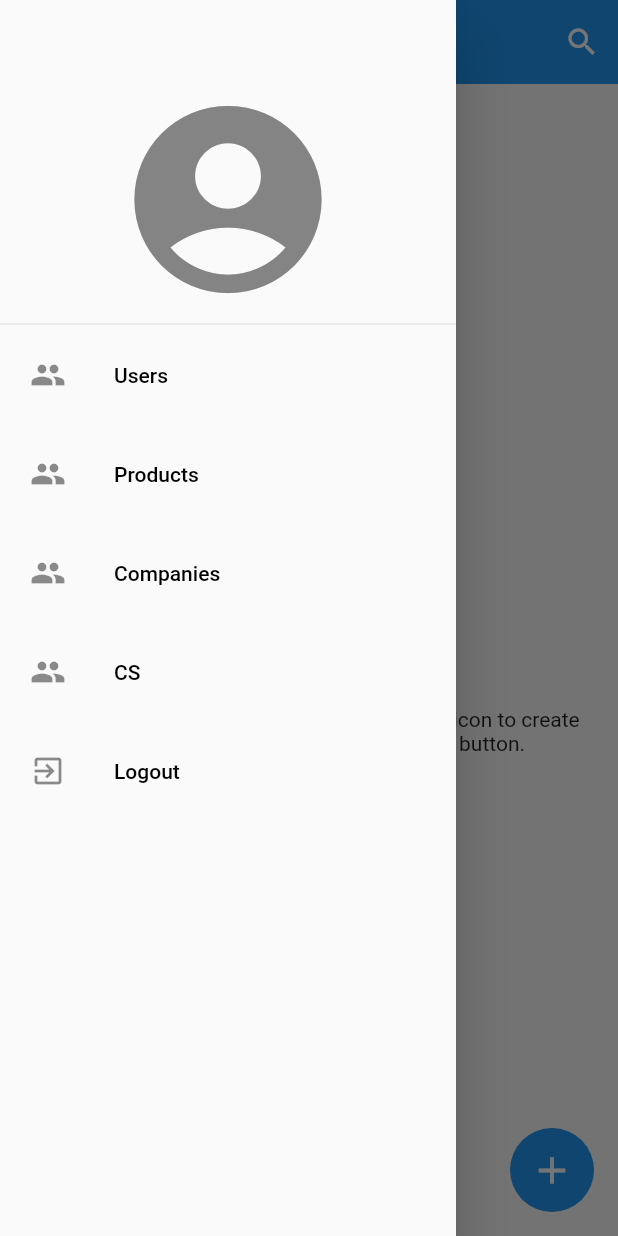
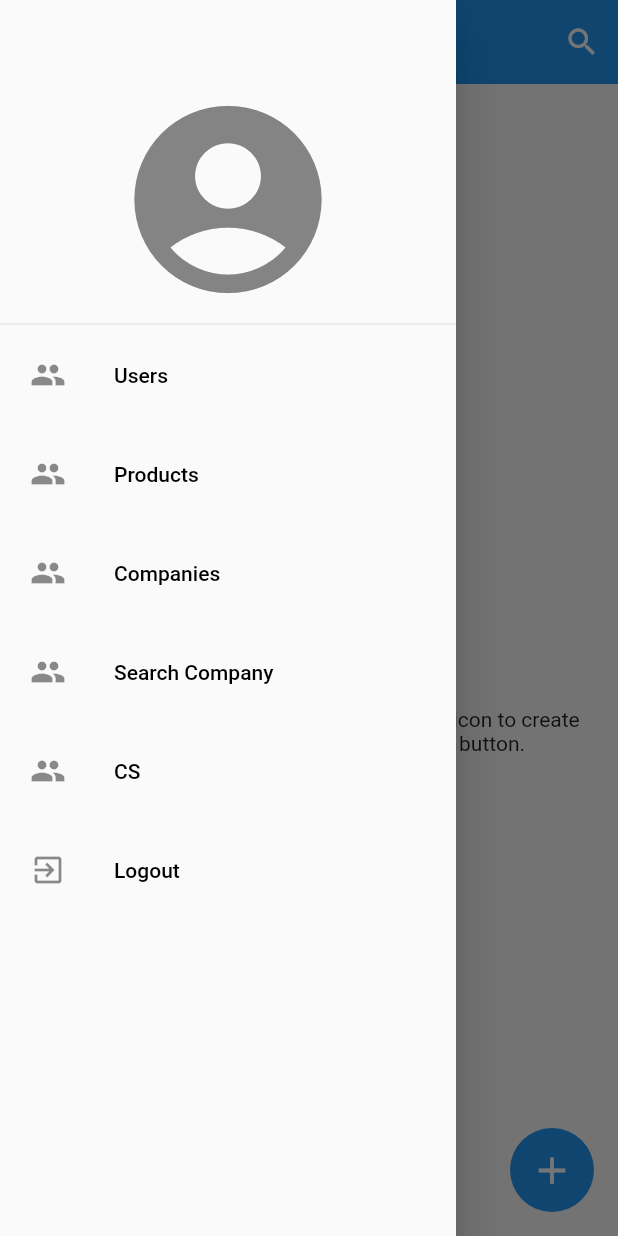
Before and after one commit to trd-wilfredo/flutter_app, a Flutter app: the HomePage screen opened directly, with the side drawer open, on a phone screen of 412 x 824 dp. Run offline on Flutter 3.47's test engine with Material 2 defaults, Android fonts, the phone set to English and light mode, and no system bars; our stand-ins replace cloud_firestore, dio, file_picker, firebase_auth, firebase_core, firebase_storage and 4 more; missing offline and left inert: file_picker_cross, firebase_dart, universal_html; accounts and stored records are empty.

Commit message:
fix_2268

```diff
--- a/lib/pages/home_page/home_page.dart
+++ b/lib/pages/home_page/home_page.dart
@@ -3,6 +3,7 @@ import 'package:flutter/material.dart';
 import 'package:flutter_features/helper/helper_function.dart';
 import 'package:flutter_features/messaging_app/messaging.dart';
 import 'package:flutter_features/pages/company_page/comapany_page.dart';
+import 'package:flutter_features/pages/company_page/search_company.dart';
 import 'package:flutter_features/pages/home_page/group_title.dart';
 import 'package:flutter_features/pages/home_page/search_page.dart';
 import 'package:flutter_features/pages/login/auth/login_page.dart';
@@ -163,6 +164,18 @@ class _HomePageState extends State<HomePage> {
               leading: const Icon(Icons.group),
               title: const Text(
                 "Companies",
+                style: TextStyle(color: Colors.black),
+              ),
+            ),
+            ListTile(
+              onTap: () {
+                nextScreen(context, CompanySearch());
+              },
+              contentPadding:
+                  const EdgeInsets.symmetric(horizontal: 20, vertical: 5),
+              leading: const Icon(Icons.group),
+              title: const Text(
+                "Search Company",
                 style: TextStyle(color: Colors.black),
               ),
             ),
```
Also changed, not shown: lib/pages/home.dart (+5 -5 lines).
